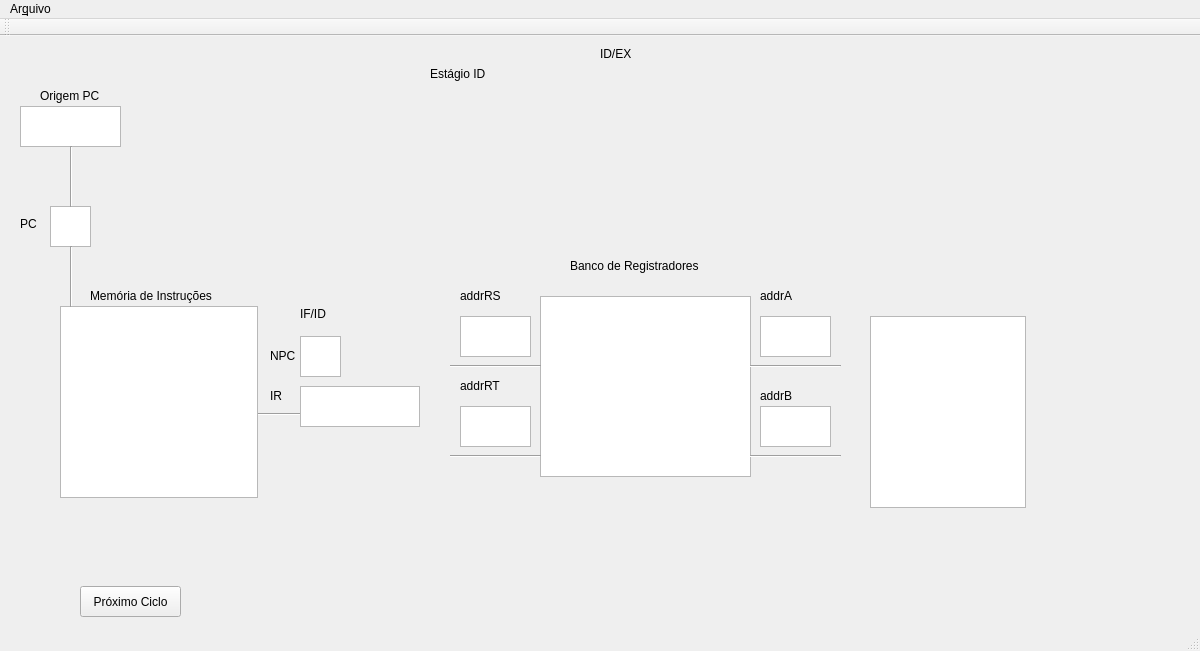
Qt form TesteQtGraphics/GraphicsTest/mainwindow.ui (asdomingues/SimuladorMIPS) before a commit.
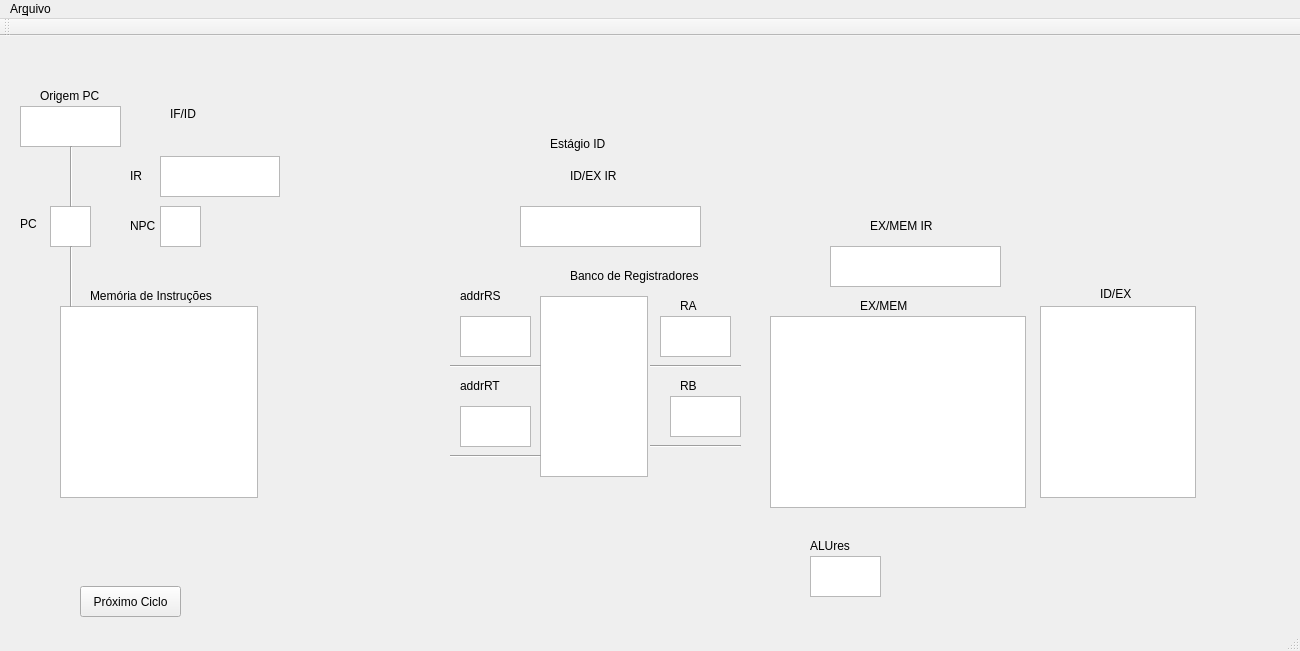
The same form after that commit.

What changed in the file:
```diff
--- a/TesteQtGraphics/GraphicsTest/mainwindow.ui
+++ b/TesteQtGraphics/GraphicsTest/mainwindow.ui
@@ -6,10 +6,16 @@
    <rect>
     <x>0</x>
     <y>0</y>
-    <width>1200</width>
+    <width>1300</width>
     <height>651</height>
    </rect>
   </property>
+  <property name="sizePolicy">
+   <sizepolicy hsizetype="Expanding" vsizetype="Preferred">
+    <horstretch>0</horstretch>
+    <verstretch>0</verstretch>
+   </sizepolicy>
+  </property>
   <property name="windowTitle">
    <string>MainWindow</string>
   </property>
@@ -37,24 +43,11 @@
      </rect>
     </property>
    </widget>
-   <widget class="Line" name="line_2">
-    <property name="geometry">
-     <rect>
-      <x>250</x>
-      <y>370</y>
-      <width>51</width>
-      <height>16</height>
-     </rect>
-    </property>
-    <property name="orientation">
-     <enum>Qt::Horizontal</enum>
-    </property>
-   </widget>
    <widget class="QLabel" name="label_4">
     <property name="geometry">
      <rect>
-      <x>300</x>
-      <y>270</y>
+      <x>170</x>
+      <y>70</y>
       <width>31</width>
       <height>16</height>
      </rect>
@@ -79,8 +72,8 @@
    <widget class="QLabel" name="label_6">
     <property name="geometry">
      <rect>
-      <x>430</x>
-      <y>30</y>
+      <x>550</x>
+      <y>100</y>
       <width>71</width>
       <height>16</height>
      </rect>
@@ -92,8 +85,8 @@
    <widget class="QLabel" name="label_11">
     <property name="geometry">
      <rect>
-      <x>600</x>
-      <y>10</y>
+      <x>1100</x>
+      <y>250</y>
       <width>41</width>
       <height>16</height>
      </rect>
@@ -107,7 +100,7 @@
      <rect>
       <x>540</x>
       <y>260</y>
-      <width>211</width>
+      <width>108</width>
       <height>181</height>
      </rect>
     </property>
@@ -169,7 +162,7 @@
     <property name="geometry">
      <rect>
       <x>570</x>
-      <y>220</y>
+      <y>230</y>
       <width>161</width>
       <height>20</height>
      </rect>
@@ -181,8 +174,8 @@
    <widget class="QTableWidget" name="IDEX_t">
     <property name="geometry">
      <rect>
-      <x>870</x>
-      <y>280</y>
+      <x>1040</x>
+      <y>270</y>
       <width>156</width>
       <height>192</height>
      </rect>
@@ -249,8 +242,8 @@
    <widget class="QTextBrowser" name="IFIDIR">
     <property name="geometry">
      <rect>
-      <x>300</x>
-      <y>350</y>
+      <x>160</x>
+      <y>120</y>
       <width>120</width>
       <height>41</height>
      </rect>
@@ -259,8 +252,8 @@
    <widget class="QLabel" name="label_3">
     <property name="geometry">
      <rect>
-      <x>270</x>
-      <y>350</y>
+      <x>130</x>
+      <y>130</y>
       <width>63</width>
       <height>20</height>
      </rect>
@@ -272,8 +265,8 @@
    <widget class="QTextBrowser" name="IFIDPC">
     <property name="geometry">
      <rect>
-      <x>300</x>
-      <y>300</y>
+      <x>160</x>
+      <y>170</y>
       <width>41</width>
       <height>41</height>
      </rect>
@@ -282,8 +275,8 @@
    <widget class="QLabel" name="label_15">
     <property name="geometry">
      <rect>
-      <x>270</x>
-      <y>310</y>
+      <x>130</x>
+      <y>180</y>
       <width>63</width>
       <height>20</height>
      </rect>
@@ -367,7 +360,7 @@
    <widget class="QTextBrowser" name="wRegA">
     <property name="geometry">
      <rect>
-      <x>760</x>
+      <x>660</x>
       <y>280</y>
       <width>71</width>
       <height>41</height>
@@ -377,7 +370,7 @@
    <widget class="Line" name="line_5">
     <property name="geometry">
      <rect>
-      <x>750</x>
+      <x>650</x>
       <y>320</y>
       <width>91</width>
       <height>20</height>
@@ -390,21 +383,21 @@
    <widget class="QLabel" name="label_8">
     <property name="geometry">
      <rect>
-      <x>760</x>
-      <y>250</y>
+      <x>680</x>
+      <y>260</y>
       <width>63</width>
       <height>20</height>
      </rect>
     </property>
     <property name="text">
-     <string>addrA</string>
+     <string>RA</string>
     </property>
    </widget>
    <widget class="QTextBrowser" name="wRegB">
     <property name="geometry">
      <rect>
-      <x>760</x>
-      <y>370</y>
+      <x>670</x>
+      <y>360</y>
       <width>71</width>
       <height>41</height>
      </rect>
@@ -413,8 +406,8 @@
    <widget class="Line" name="line_6">
     <property name="geometry">
      <rect>
-      <x>750</x>
-      <y>410</y>
+      <x>650</x>
+      <y>400</y>
       <width>91</width>
       <height>20</height>
      </rect>
@@ -426,14 +419,109 @@
    <widget class="QLabel" name="label_9">
     <property name="geometry">
      <rect>
-      <x>760</x>
-      <y>350</y>
+      <x>680</x>
+      <y>340</y>
       <width>63</width>
       <height>20</height>
      </rect>
     </property>
     <property name="text">
-     <string>addrB</string>
+     <string>RB</string>
+    </property>
+   </widget>
+   <widget class="QTextBrowser" name="IRIDEX">
+    <property name="geometry">
+     <rect>
+      <x>520</x>
+      <y>170</y>
+      <width>181</width>
+      <height>41</height>
+     </rect>
+    </property>
+   </widget>
+   <widget class="QLabel" name="label_10">
+    <property name="geometry">
+     <rect>
+      <x>570</x>
+      <y>130</y>
+      <width>63</width>
+      <height>20</height>
+     </rect>
+    </property>
+    <property name="text">
+     <string>ID/EX IR</string>
+    </property>
+   </widget>
+   <widget class="QTextBrowser" name="ALURes">
+    <property name="geometry">
+     <rect>
+      <x>810</x>
+      <y>520</y>
+      <width>71</width>
+      <height>41</height>
+     </rect>
+    </property>
+   </widget>
+   <widget class="QLabel" name="label_14">
+    <property name="geometry">
+     <rect>
+      <x>810</x>
+      <y>500</y>
+      <width>63</width>
+      <height>20</height>
+     </rect>
+    </property>
+    <property name="text">
+     <string>ALUres</string>
+    </property>
+   </widget>
+   <widget class="QTableWidget" name="EXMEM_t">
+    <property name="geometry">
+     <rect>
+      <x>770</x>
+      <y>280</y>
+      <width>256</width>
+      <height>192</height>
+     </rect>
+    </property>
+    <attribute name="verticalHeaderVisible">
+     <bool>false</bool>
+    </attribute>
+   </widget>
+   <widget class="QLabel" name="label_16">
+    <property name="geometry">
+     <rect>
+      <x>860</x>
+      <y>260</y>
+      <width>63</width>
+      <height>20</height>
+     </rect>
+    </property>
+    <property name="text">
+     <string>EX/MEM</string>
+    </property>
+   </widget>
+   <widget class="QLabel" name="label_17">
+    <property name="geometry">
+     <rect>
+      <x>870</x>
+      <y>180</y>
+      <width>81</width>
+      <height>20</height>
+     </rect>
+    </property>
+    <property name="text">
+     <string>EX/MEM IR</string>
+    </property>
+   </widget>
+   <widget class="QTextBrowser" name="IREXMEM">
+    <property name="geometry">
+     <rect>
+      <x>830</x>
+      <y>210</y>
+      <width>171</width>
+      <height>41</height>
+     </rect>
     </property>
    </widget>
   </widget>
@@ -442,7 +530,7 @@
     <rect>
      <x>0</x>
      <y>0</y>
-     <width>1200</width>
+     <width>1300</width>
      <height>28</height>
     </rect>
    </property>
```
